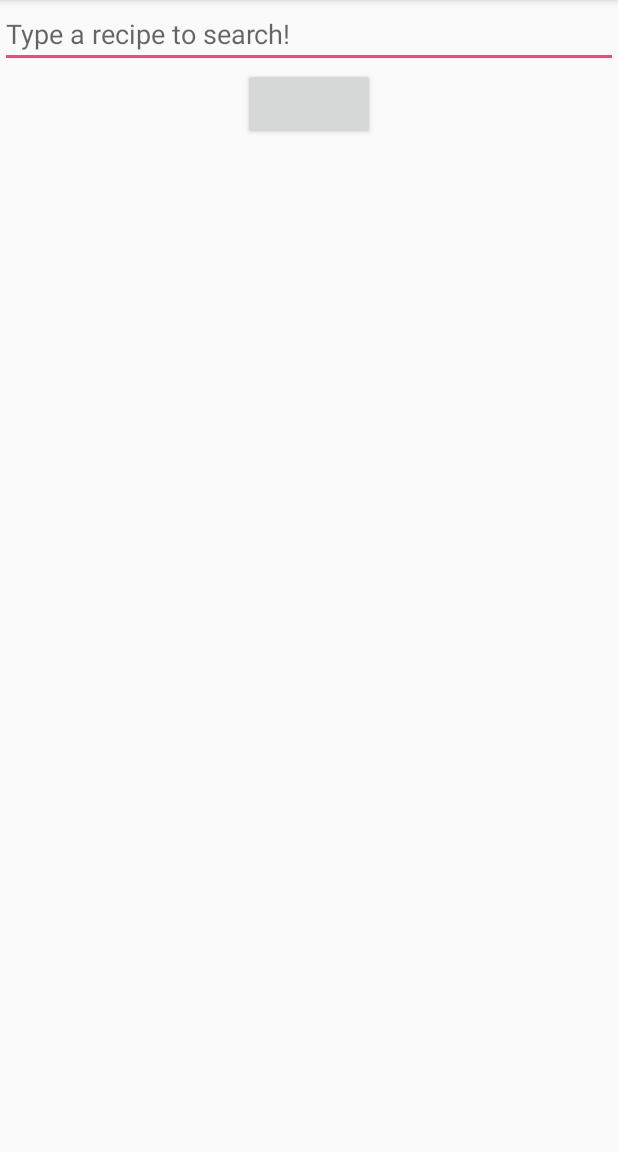
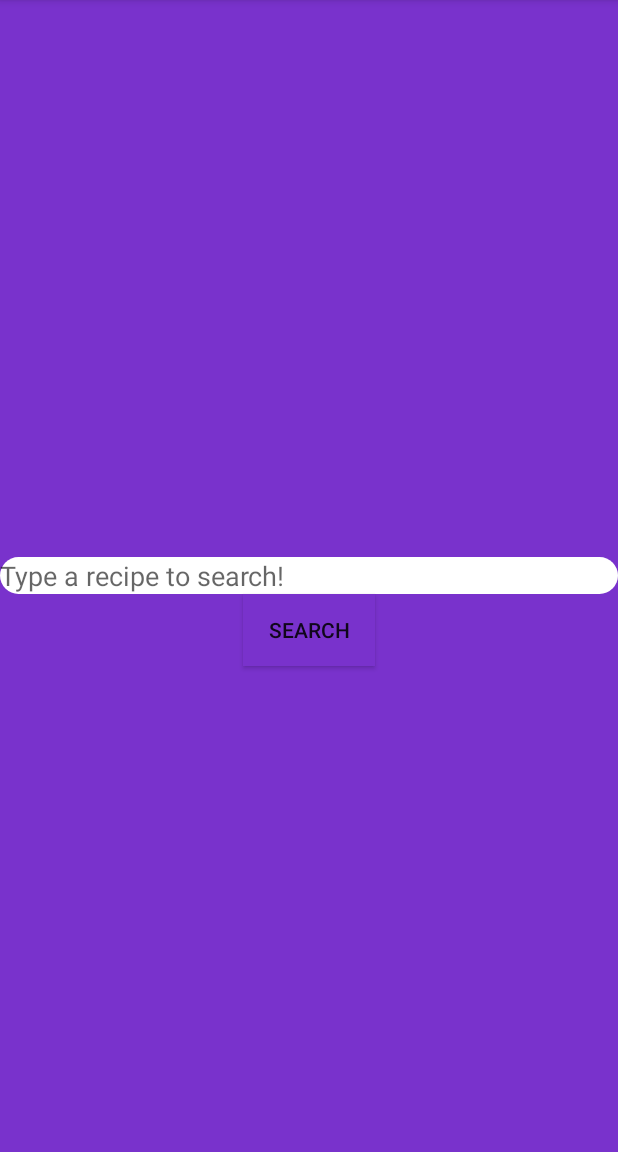
Before and after one commit to mike591/CheffyPix, an Android app: the screen it shows after launch (MainActivity), on a phone screen of 412 x 824 dp, the part 84-1236 px from its top. Run offline under Robolectric (Android 15) with nearby library versions, the phone set to English and light mode, and no system bars.

Commit message:
Format Homepage

```diff
--- /dev/null
+++ b/app/src/main/res/drawable/ic_import_contacts_black_24dp.xml
@@ -0,0 +1,9 @@
+<vector xmlns:android="http://schemas.android.com/apk/res/android"
+        android:width="24dp"
+        android:height="24dp"
+        android:viewportWidth="24.0"
+        android:viewportHeight="24.0">
+    <path
+        android:fillColor="#FF000000"
+        android:pathData="M21,5c-1.11,-0.35 -2.33,-0.5 -3.5,-0.5 -1.95,0 -4.05,0.4 -5.5,1.5 -1.45,-1.1 -3.55,-1.5 -5.5,-1.5S2.45,4.9 1,6v14.65c0,0.25 0.25,0.5 0.5,0.5 0.1,0 0.15,-0.05 0.25,-0.05C3.1,20.45 5.05,20 6.5,20c1.95,0 4.05,0.4 5.5,1.5 1.35,-0.85 3.8,-1.5 5.5,-1.5 1.65,0 3.35,0.3 4.75,1.05 0.1,0.05 0.15,0.05 0.25,0.05 0.25,0 0.5,-0.25 0.5,-0.5L23,6c-0.6,-0.45 -1.25,-0.75 -2,-1zM21,18.5c-1.1,-0.35 -2.3,-0.5 -3.5,-0.5 -1.7,0 -4.15,0.65 -5.5,1.5L12,8c1.35,-0.85 3.8,-1.5 5.5,-1.5 1.2,0 2.4,0.15 3.5,0.5v11.5z"/>
+</vector>
--- /dev/null
+++ b/app/src/main/res/drawable/rounded_editbox.xml
@@ -0,0 +1,9 @@
+<shape xmlns:android="http://schemas.android.com/apk/res/android"
+    android:shape="rectangle" android:padding="10dp">
+    <solid android:color="#FFFFFF"/>
+    <corners
+        android:bottomRightRadius="15dp"
+        android:bottomLeftRadius="15dp"
+        android:topLeftRadius="15dp"
+        android:topRightRadius="15dp"/>
+</shape>
--- a/app/src/main/res/layout/activity_main.xml
+++ b/app/src/main/res/layout/activity_main.xml
@@ -1,12 +1,14 @@
 <?xml version="1.0" encoding="utf-8"?>
-<LinearLayout
+<RelativeLayout
     xmlns:android="http://schemas.android.com/apk/res/android"
     xmlns:tools="http://schemas.android.com/tools"
     android:id="@+id/activity_main"
-    android:layout_width="match_parent"
-    android:layout_height="match_parent"
+    android:layout_width="fill_parent"
+    android:layout_height="fill_parent"
     android:orientation="vertical"
-    tools:context="kathy.nick.mike.cohinza.MainActivity">
+    tools:context="kathy.nick.mike.cohinza.MainActivity"
+    android:background="@color/purple"
+    android:layout_gravity="center">
 
     <EditText
         android:id="@+id/search"
@@ -14,12 +16,19 @@
         android:layout_height="wrap_content"
         android:hint="@string/search_hint"
         android:inputType="text"
-        android:imeOptions="actionSend" />
+        android:layout_centerInParent="true"
+        android:imeOptions="actionSend"
+        android:layout_gravity="center"
+        android:background="@drawable/rounded_editbox"/>
 
     <Button
         android:id="@+id/button"
+        android:layout_below="@id/search"
         android:layout_width="wrap_content"
         android:layout_height="wrap_content"
-        android:layout_gravity="center"/>
+        android:text="@string/search_button"
+        android:background="@color/purple"
+        android:layout_gravity="center_horizontal"
+        android:layout_centerHorizontal="true"/>
 
-</LinearLayout>
+</RelativeLayout>
--- a/app/src/main/res/values/colors.xml
+++ b/app/src/main/res/values/colors.xml
@@ -3,4 +3,6 @@
     <color name="colorPrimary">#3F51B5</color>
     <color name="colorPrimaryDark">#303F9F</color>
     <color name="colorAccent">#FF4081</color>
+    <color name="purple">#7932cc</color>
+    <color name="white"></color>
 </resources>
--- a/app/src/main/res/values/strings.xml
+++ b/app/src/main/res/values/strings.xml
@@ -1,4 +1,5 @@
 <resources>
     <string name="app_name">Cohinza</string>
     <string name="search_hint">Type a recipe to search!</string>
-</resources>
+    <string name="search_button">Search</string>
+    </resources>
```
